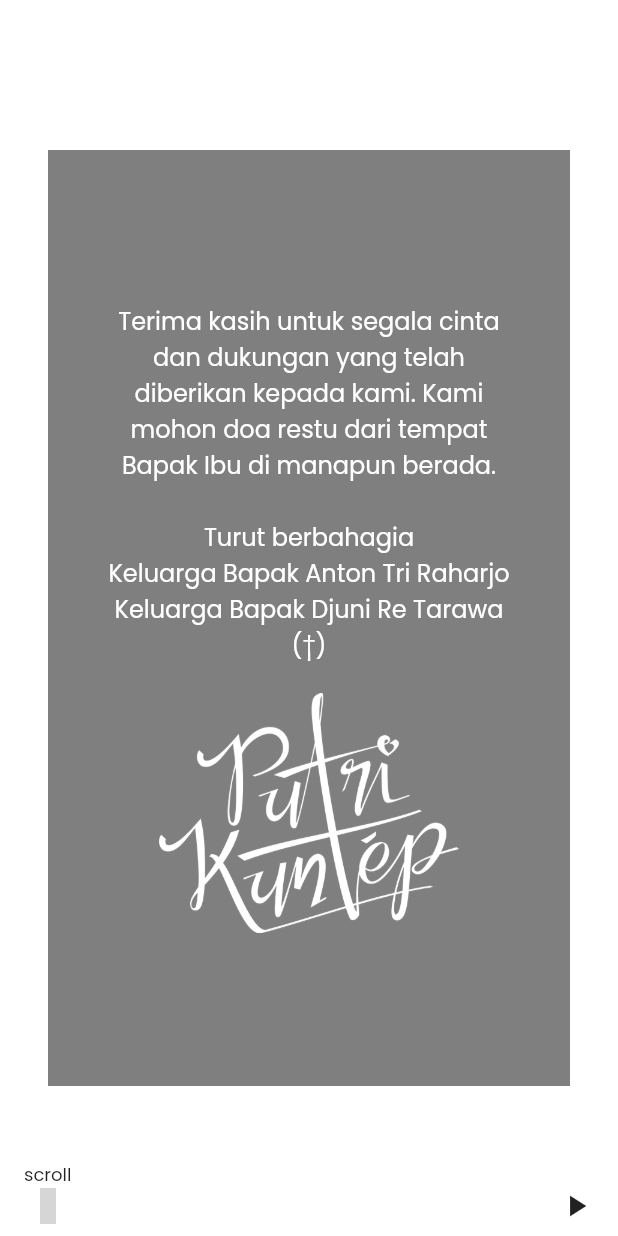
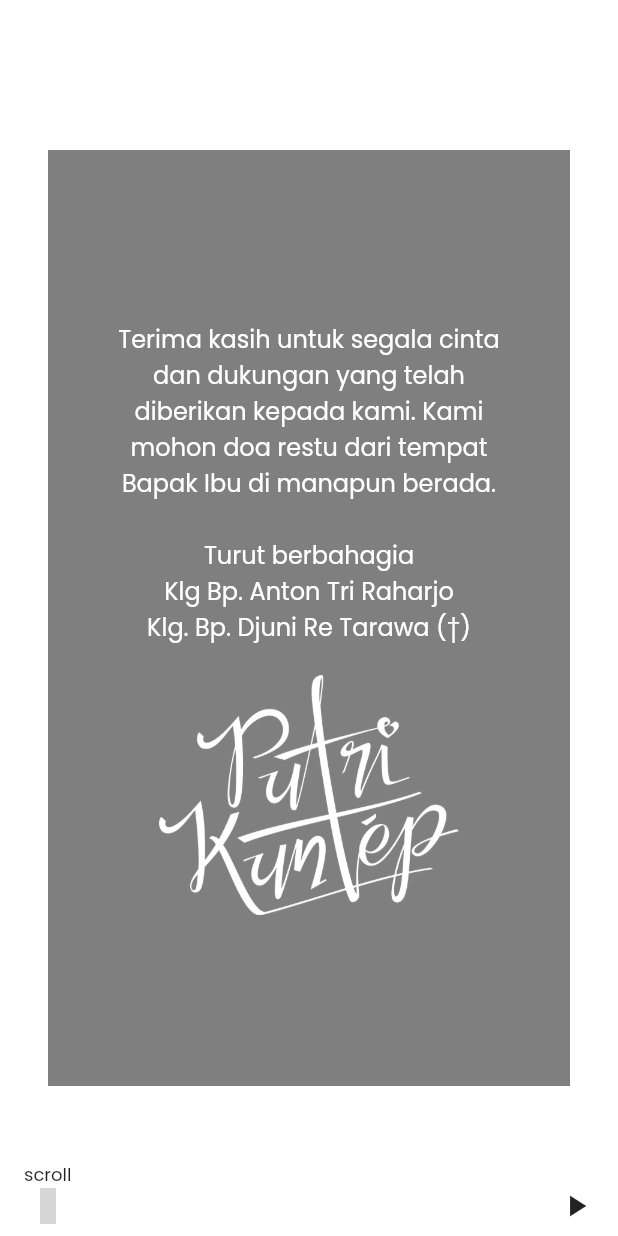
Before and after one commit to smartoryu/wedding-invitation, a Flutter app: the PenutupScreen screen opened directly with empty values, on a phone screen of 412 x 824 dp. Run offline on Flutter 3.47's test engine with Material 2 defaults, Android fonts, the phone set to English and light mode, and no system bars; our stand-ins replace cloud_firestore, firebase_core, flutter_modular, just_audio, unicons; missing offline and left inert: spring; accounts and stored records are empty; grey boxes are pictures that could not be loaded.

Commit message:
FIX: shorten penutup

```diff
--- a/lib/src/screens/penutup/penutup.dart
+++ b/lib/src/screens/penutup/penutup.dart
@@ -34,7 +34,7 @@ class PenutupScreen extends StatelessWidget {
                     mainAxisAlignment: MainAxisAlignment.center,
                     children: [
                       const Text(
-                        'Terima kasih untuk segala cinta dan dukungan yang telah diberikan kepada kami. Kami mohon doa restu dari tempat Bapak Ibu di manapun berada.\n\nTurut berbahagia\nKeluarga Bapak Anton Tri Raharjo\nKeluarga Bapak Djuni Re Tarawa (\u2020)',
+                        'Terima kasih untuk segala cinta dan dukungan yang telah diberikan kepada kami. Kami mohon doa restu dari tempat Bapak Ibu di manapun berada.\n\nTurut berbahagia\nKlg Bp. Anton Tri Raharjo\nKlg. Bp. Djuni Re Tarawa (\u2020)',
                         textAlign: TextAlign.center,
                         style: TextStyle(
                           fontSize: 16,
```
Also changed, not shown: 1 other file.
